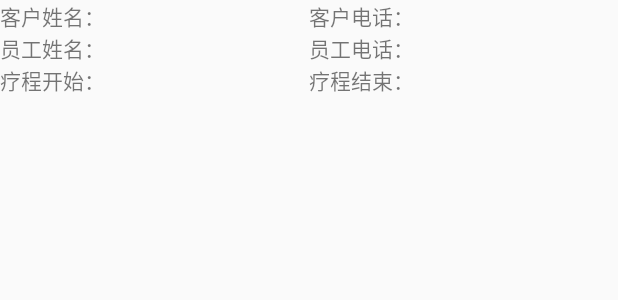
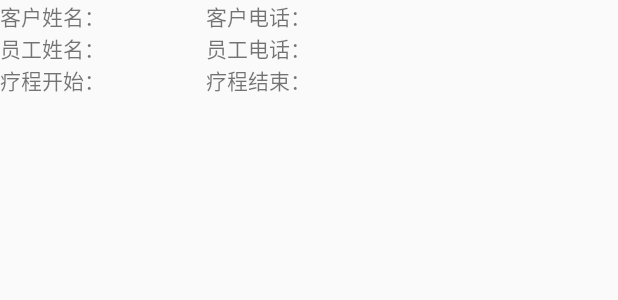
Before and after one commit to jerrytan/treat, an Android app: the layout treatment_list_item.xml on its own in the app's theme, with its tools: preview values and no code run, on a phone screen of 412 x 824 dp. Shown: the top 300 px of the screen. Run offline under Robolectric (Android 15) with nearby library versions, the phone set to English and light mode, and no system bars.

Commit message:
updated for bugfix

```diff
--- a/app/src/main/res/layout/customer_list_item.xml
+++ b/app/src/main/res/layout/customer_list_item.xml
@@ -21,7 +21,6 @@
                 android:layout_width="wrap_content"
                 android:layout_height="wrap_content"
                 android:id="@+id/treat_customer_name"
-                android:textSize="20sp"
                 android:layout_marginLeft="5dp"/>
         </LinearLayout>
         <LinearLayout
@@ -36,7 +35,6 @@
                 android:layout_width="wrap_content"
                 android:layout_height="wrap_content"
                 android:id="@+id/customer_sex"
-                android:textSize="20sp"
                 android:layout_marginLeft="5dp"/>
         </LinearLayout>
         <LinearLayout
@@ -72,7 +70,6 @@
                 android:layout_width="wrap_content"
                 android:layout_height="wrap_content"
                 android:id="@+id/customer_age"
-                android:textSize="20sp"
                 android:layout_marginLeft="5dp"/>
         </LinearLayout>
         <LinearLayout
@@ -88,7 +85,7 @@
                 android:layout_width="wrap_content"
                 android:layout_height="wrap_content"
                 android:id="@+id/customer_phone"
-                android:textSize="20sp"/>
+                />
 
         </LinearLayout>
         <LinearLayout
--- a/app/src/main/res/layout/treatment_list_item.xml
+++ b/app/src/main/res/layout/treatment_list_item.xml
@@ -6,7 +6,7 @@
 
     <LinearLayout
         android:layout_width="fill_parent"
-        android:layout_weight="0.5"
+        android:layout_weight="2"
         android:layout_height="wrap_content"
         android:orientation="vertical">
         <LinearLayout
@@ -52,7 +52,7 @@
     </LinearLayout>
     <LinearLayout
         android:layout_width="fill_parent"
-        android:layout_weight="0.5"
+        android:layout_weight="1"
         android:layout_height="wrap_content"
         android:orientation="vertical">
         <LinearLayout
```
